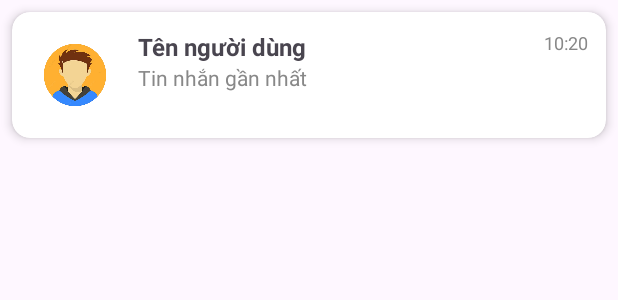
After one commit to hmman444/ThueXeOto, an Android app: the layout item_conversation.xml on its own in the app's theme, with its tools: preview values and no code run, on a phone screen of 412 x 824 dp. The commit adds this screen. Shown: the top 300 px of the screen. Run offline under Robolectric (Android 15) with nearby library versions, the phone set to English and light mode, and no system bars.

Commit message:
Push function Load Conversation

```diff
--- a/LTDD/app/src/main/java/com/hcmute/ltdd/ui/LoginActivity.java
+++ b/LTDD/app/src/main/java/com/hcmute/ltdd/ui/LoginActivity.java
@@ -15,6 +15,7 @@ import com.hcmute.ltdd.data.remote.ApiService;
 import com.hcmute.ltdd.data.remote.RetrofitClient;
 import com.hcmute.ltdd.model.ApiResponse;
 import com.hcmute.ltdd.model.request.LoginRequest;
+import com.hcmute.ltdd.utils.SharedPrefManager;
 
 import retrofit2.Call;
 import retrofit2.Callback;
@@ -71,6 +72,11 @@ public class LoginActivity extends AppCompatActivity {
                 if (response.isSuccessful() && response.body() != null) {
                     ApiResponse<String> apiResponse = response.body();
                     if (apiResponse.isSuccess()) {
+                        // ✅ Lưu token vào SharedPreferences
+                        String token = apiResponse.getData();
+                        SharedPrefManager.getInstance(getApplicationContext()).saveToken(token);
+                        Log.d("LoginActivity", "Đã lưu token = " + token);
+
                         Toast.makeText(LoginActivity.this, "Đăng nhập thành công", Toast.LENGTH_SHORT).show();
                         Intent intent = new Intent(LoginActivity.this, HomeActivity.class);
                         startActivity(intent);
--- /dev/null
+++ b/LTDD/app/src/main/res/layout/item_conversation.xml
@@ -0,0 +1,58 @@
+<?xml version="1.0" encoding="utf-8"?>
+<androidx.cardview.widget.CardView xmlns:android="http://schemas.android.com/apk/res/android"
+    xmlns:card_view="http://schemas.android.com/apk/res-auto"
+    android:layout_width="match_parent"
+    android:layout_height="wrap_content"
+    android:layout_margin="8dp"
+    card_view:cardCornerRadius="12dp"
+    card_view:cardElevation="4dp">
+
+    <LinearLayout
+        android:layout_width="match_parent"
+        android:layout_height="wrap_content"
+        android:padding="12dp"
+        android:orientation="horizontal">
+
+        <ImageView
+            android:id="@+id/imgReceiverAvatar"
+            android:layout_width="60dp"
+            android:layout_height="60dp"
+            android:scaleType="centerCrop"
+            android:src="@drawable/avatar"
+            android:padding="4dp"
+            android:contentDescription="avatar" />
+
+        <LinearLayout
+            android:layout_width="0dp"
+            android:layout_height="wrap_content"
+            android:layout_weight="1"
+            android:orientation="vertical"
+            android:layout_marginStart="12dp">
+
+            <TextView
+                android:id="@+id/txtReceiverName"
+                android:layout_width="wrap_content"
+                android:layout_height="wrap_content"
+                android:text="Tên người dùng"
+                android:textSize="16sp"
+                android:textStyle="bold" />
+
+            <TextView
+                android:id="@+id/txtLastMessage"
+                android:layout_width="wrap_content"
+                android:layout_height="wrap_content"
+                android:text="Tin nhắn gần nhất"
+                android:textSize="14sp"
+                android:textColor="#888888" />
+        </LinearLayout>
+
+        <TextView
+            android:id="@+id/txtLastTime"
+            android:layout_width="wrap_content"
+            android:layout_height="wrap_content"
+            android:text="10:20"
+            android:textSize="12sp"
+            android:textColor="#888888"
+            android:layout_gravity="top" />
+    </LinearLayout>
+</androidx.cardview.widget.CardView>
```
Also changed, not shown: LTDD/app/src/main/AndroidManifest.xml (+8 -3 lines), LTDD/app/src/main/java/com/hcmute/ltdd/adapter/ConversationAdapter.java (added, +133 -0 lines), LTDD/app/src/main/java/com/hcmute/ltdd/data/remote/ApiService.java (+17 -0 lines), LTDD/app/src/main/java/com/hcmute/ltdd/model/request/MessageRequest.java (added, +40 -0 lines), LTDD/app/src/main/java/com/hcmute/ltdd/model/response/ConversationResponse.java (added, +58 -0 lines), LTDD/app/src/main/java/com/hcmute/ltdd/model/response/MessageResponse.java (added, +85 -0 lines), LTDD/app/src/main/java/com/hcmute/ltdd/ui/ChatActivity.java (added, +21 -0 lines), LTDD/app/src/main/java/com/hcmute/ltdd/ui/fragments/ChatFragment.java (+71 -1 lines), LTDD/app/src/main/res/layout/activity_chat.xml (added, +10 -0 lines), LTDD/app/src/main/res/layout/fragment_chat.xml (+15 -5 lines).
